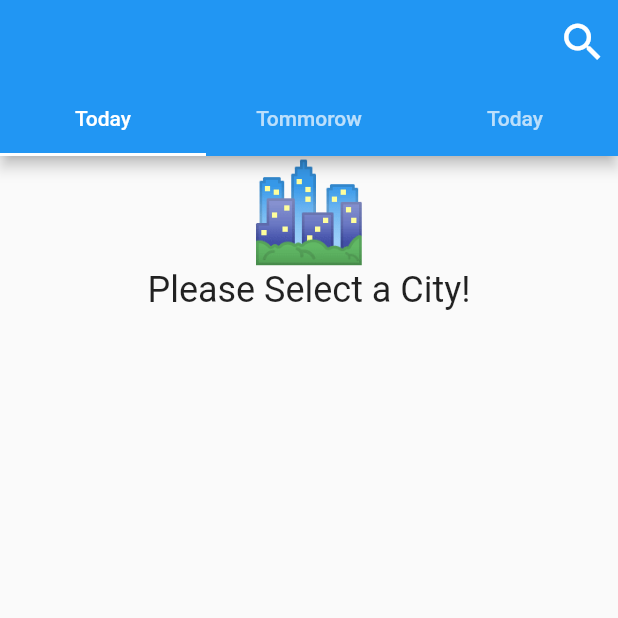
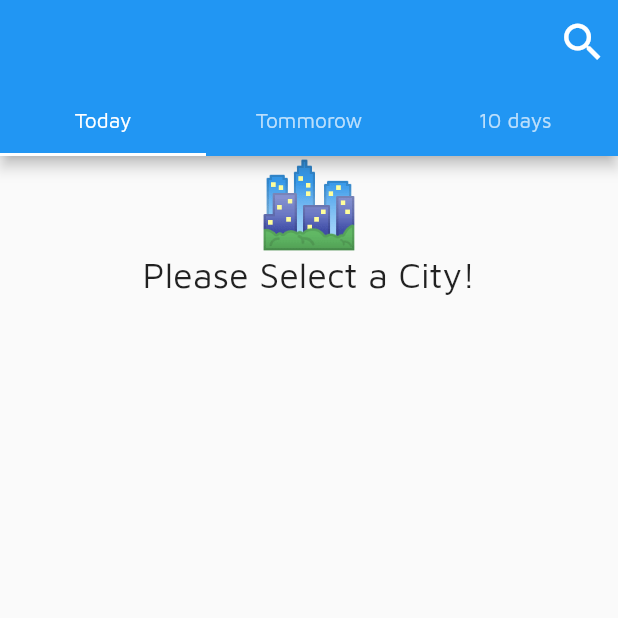
Before and after one commit to Yureyk0/flutter_weather_app, a Flutter app: the screen it shows after launch, on a phone screen of 412 x 824 dp, the top half of it. Run offline on Flutter 3.47's test engine with Material 2 defaults, Android fonts, the phone set to English and light mode, and no system bars; our stand-ins replace bloc, flutter_bloc, hydrated_bloc.

Commit message:
done forecast days and add font

```diff
--- a/lib/app.dart
+++ b/lib/app.dart
@@ -24,7 +24,11 @@ class WeatherAppView extends StatelessWidget {
   @override
   Widget build(BuildContext context) {
     return MaterialApp(
-      home: WeatherPage(),
+      theme: ThemeData(
+        fontFamily: 'MavenPro',
+
+      ),
+      home: SafeArea(child: WeatherPage()),
     );
   }
 }
--- a/lib/weather/view/component/forecast_hourly_list.dart
+++ b/lib/weather/view/component/forecast_hourly_list.dart
@@ -17,14 +17,14 @@ class HourlyList extends StatelessWidget {
                 mainAxisAlignment: MainAxisAlignment.spaceBetween,
                 children: const [
                   Text(
-                    'Today',
+                    'Hourly',
                     style: TextStyle(
                         color: Colors.white,
                         fontSize: 25,
                         fontWeight: FontWeight.w600),
                   ),
                   Text(
-                    '7 day >',
+                    '>',
                     style: TextStyle(
                         color: Colors.white,
                         fontSize: 15,
--- a/lib/weather/view/weather_page.dart
+++ b/lib/weather/view/weather_page.dart
@@ -51,7 +51,7 @@ class WeatherView extends StatelessWidget {
                 tabs: [
                   Tab(text: 'Today'),
                   Tab(text: 'Tommorow'),
-                  Tab(text: 'Today'),
+                  Tab(text: '10 days'),
                 ],
               ),
             ),
@@ -65,7 +65,10 @@ class WeatherView extends StatelessWidget {
                   value: context.read<WeatherCubit>(),
                   child: const ForecastTommorowScreen(),
                 ),
-                Icon(Icons.directions_car, size: 350),
+                BlocProvider.value(
+                  value: context.read<WeatherCubit>(),
+                  child: ForecastDaysScreen(),
+                ),
               ],
             ),
           ),
--- a/lib/weather/widget/weather_empty.dart
+++ b/lib/weather/widget/weather_empty.dart
@@ -9,7 +9,7 @@ class WeatherEmpty extends StatelessWidget {
     return Column(
       mainAxisSize: MainAxisSize.min,
       children: [
-        const Text('🏙️', style: TextStyle(fontSize: 64)),
+        const Text('🏙️', style: TextStyle(fontSize: 55)),
         Text(
           'Please Select a City!',
           style: theme.textTheme.headline5,
--- a/lib/weather/widget/weather_error.dart
+++ b/lib/weather/widget/weather_error.dart
@@ -9,7 +9,7 @@ class WeatherError extends StatelessWidget {
     return Column(
       mainAxisSize: MainAxisSize.min,
       children: [
-        const Text('🙈', style: TextStyle(fontSize: 64)),
+        const Text('🙈', style: TextStyle(fontSize: 55)),
         Text(
           'Something went wrong!',
           style: theme.textTheme.headline5,
```
Also changed, not shown: lib/weather/view/component/forecast_days_screen.dart (+103 -0 lines), pubspec.yaml (+6 -6 lines), assets/fonts/MavenPro-Regular.ttf (added), pubspec.lock.
